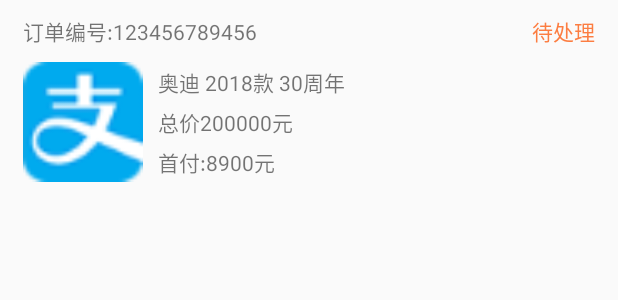
After one commit to ibisTime/xn-htloan-android, an Android app: the layout item_my_car_loan_fragment.xml on its own in the app's theme, with its tools: preview values and no code run, on a phone screen of 412 x 824 dp. The commit adds this screen. Shown: the top 300 px of the screen. Run offline under Robolectric (Android 15) with nearby library versions, the phone set to English and light mode, and no system bars.

Commit message:
我的车贷申请展示

```diff
--- a/app/build.gradle
+++ b/app/build.gradle
@@ -53,6 +53,7 @@ dependencies {
     //arouter
     implementation 'com.youth.banner:banner:1.4.10'
     implementation 'com.android.support.constraint:constraint-layout:1.1.0'
+    implementation 'com.android.support:support-v4:26.1.0'
     annotationProcessor rootProject.ext.arouterCompiler
     implementation rootProject.ext.arouterApi
 }
--- a/app/src/main/java/com/cdkj/huatuweitong/module/main_tab/FirstPageFragment.java
+++ b/app/src/main/java/com/cdkj/huatuweitong/module/main_tab/FirstPageFragment.java
@@ -114,7 +114,7 @@ public class FirstPageFragment extends BaseLazyFragment {
     private void initOnclickList() {
 
         mBinding.tvCalculator.setOnClickListener(v->{
-            CarLoanCalculatorActivity.open(getContext());
+            CarLoanCalculatorActivity.open(getContext(),0);
 
         });
     }
--- a/app/src/main/java/com/cdkj/huatuweitong/module/user/MyCarLoanActivity.java
+++ b/app/src/main/java/com/cdkj/huatuweitong/module/user/MyCarLoanActivity.java
@@ -10,7 +10,6 @@ import com.cdkj.baselibrary.adapters.ViewPagerAdapter;
 import com.cdkj.baselibrary.base.AbsBaseLoadActivity;
 import com.cdkj.huatuweitong.R;
 import com.cdkj.huatuweitong.databinding.ActivityMyCarLoanBinding;
-import com.cdkj.huatuweitong.module.reimbursement.ReimbursementListFragment;
 
 import java.util.ArrayList;
 import java.util.Arrays;
@@ -58,8 +57,9 @@ public class MyCarLoanActivity extends AbsBaseLoadActivity {
         //设置fragment数据
         ArrayList fragments = new ArrayList<>();
 
-        fragments.add(ReimbursementListFragment.getInstance());
-        fragments.add(ReimbursementListFragment.getInstance());
+        fragments.add(MyCarLoanFragment.getInstance(""));
+        fragments.add(MyCarLoanFragment.getInstance("1"));
+        fragments.add(MyCarLoanFragment.getInstance("0"));
 
         mBinding.viewpager.setAdapter(new ViewPagerAdapter(getSupportFragmentManager(), fragments));
         mBinding.viewpager.setOffscreenPageLimit(fragments.size());
--- a/app/src/main/res/layout/fragment_user.xml
+++ b/app/src/main/res/layout/fragment_user.xml
@@ -102,6 +102,7 @@
                     app:txt_left="我的消息" />
 
                 <com.cdkj.baselibrary.views.RowInfoLayout
+                    android:id="@+id/rfl_my_car_loan"
                     android:layout_width="match_parent"
                     android:layout_height="wrap_content"
                     android:layout_marginTop="@dimen/line_height"
--- /dev/null
+++ b/app/src/main/res/layout/item_my_car_loan_fragment.xml
@@ -0,0 +1,88 @@
+<?xml version="1.0" encoding="utf-8"?>
+<LinearLayout xmlns:android="http://schemas.android.com/apk/res/android"
+    android:layout_width="match_parent"
+    android:layout_height="wrap_content"
+    android:layout_marginBottom="10dp"
+    android:layout_marginTop="10dp"
+    android:orientation="vertical">
+
+    <LinearLayout
+        android:layout_marginBottom="10dp"
+        android:layout_width="match_parent"
+        android:layout_height="wrap_content"
+        android:layout_marginLeft="15dp"
+        android:layout_marginRight="15dp">
+
+        <TextView
+            android:layout_width="wrap_content"
+            android:layout_height="wrap_content"
+            android:text="@string/order_type" />
+
+        <TextView
+            android:id="@+id/tv_order_number"
+            android:layout_width="wrap_content"
+            android:layout_height="wrap_content"
+            android:text="123456789456" />
+
+        <View
+            android:layout_width="0dp"
+            android:layout_height="1dp"
+            android:layout_weight="1" />
+
+        <TextView
+            android:id="@+id/tv_type"
+            android:layout_width="wrap_content"
+            android:layout_height="wrap_content"
+            android:text="待处理"
+            android:textColor="@color/shell_red" />
+    </LinearLayout>
+
+    <LinearLayout
+        android:layout_width="match_parent"
+        android:layout_height="wrap_content"
+        android:layout_marginLeft="15dp"
+        android:layout_marginRight="15dp">
+
+        <ImageView
+            android:id="@+id/iv_logo"
+            android:layout_width="80dp"
+            android:layout_height="80dp"
+            android:src="@mipmap/ic_alipay" />
+
+        <LinearLayout
+            android:layout_width="match_parent"
+            android:layout_height="match_parent"
+            android:orientation="vertical">
+
+            <TextView
+                android:layout_marginLeft="10dp"
+                android:id="@+id/tv_name"
+                android:layout_width="match_parent"
+                android:layout_height="0dp"
+                android:layout_weight="1"
+                android:gravity="center_vertical"
+                android:singleLine="true"
+                android:text="奥迪 2018款 30周年" />
+
+            <TextView
+                android:id="@+id/tv_total_money"
+                android:layout_width="match_parent"
+                android:layout_height="0dp"
+                android:layout_marginLeft="10dp"
+                android:layout_weight="1"
+                android:gravity="center_vertical"
+                android:singleLine="true"
+                android:text="总价200000元" />
+
+            <TextView
+                android:id="@+id/tv_one_pay"
+                android:layout_width="match_parent"
+                android:layout_height="0dp"
+                android:layout_weight="1"
+                android:layout_marginLeft="10dp"
+                android:gravity="center_vertical"
+                android:singleLine="true"
+                android:text="首付:8900元" />
+        </LinearLayout>
+    </LinearLayout>
+</LinearLayout>
--- a/app/src/main/res/values/strings.xml
+++ b/app/src/main/res/values/strings.xml
@@ -63,4 +63,9 @@
     <string name="loan_plan">还款计划</string>
     <string name="ExhibitionCenter">展销中心</string>
     <string name="my_car_loan">我的车贷申请</string>
+
+    <!-- TODO: Remove or change this placeholder text -->
+    <string name="hello_blank_fragment">Hello blank fragment</string>
+    <string name="order_type">订单编号:</string>
+    <string name="empty_text">数据为空</string>
 </resources>
```
Also changed, not shown: app/src/main/java/com/cdkj/huatuweitong/adapters/MyCarLoanFragmentAdapter.java (added, +40 -0 lines), app/src/main/java/com/cdkj/huatuweitong/api/MyApiServer.java (+18 -0 lines), app/src/main/java/com/cdkj/huatuweitong/bean/CarLoanCalculatorActivityDetailsBean.java (added, +11 -0 lines), app/src/main/java/com/cdkj/huatuweitong/bean/MyCarLoanFragmentBean.java (added, +188 -0 lines), app/src/main/java/com/cdkj/huatuweitong/module/main_tab/UserFragment.java (+5 -30 lines), app/src/main/java/com/cdkj/huatuweitong/module/mfirst_page/CarLoanCalculatorActivity.java (+82 -26 lines), app/src/main/java/com/cdkj/huatuweitong/module/user/MyCarLoanFragment.java (added, +118 -0 lines), app/src/main/res/layout/fragment_my_car_loan.xml (added, +13 -0 lines), 52 other files.
